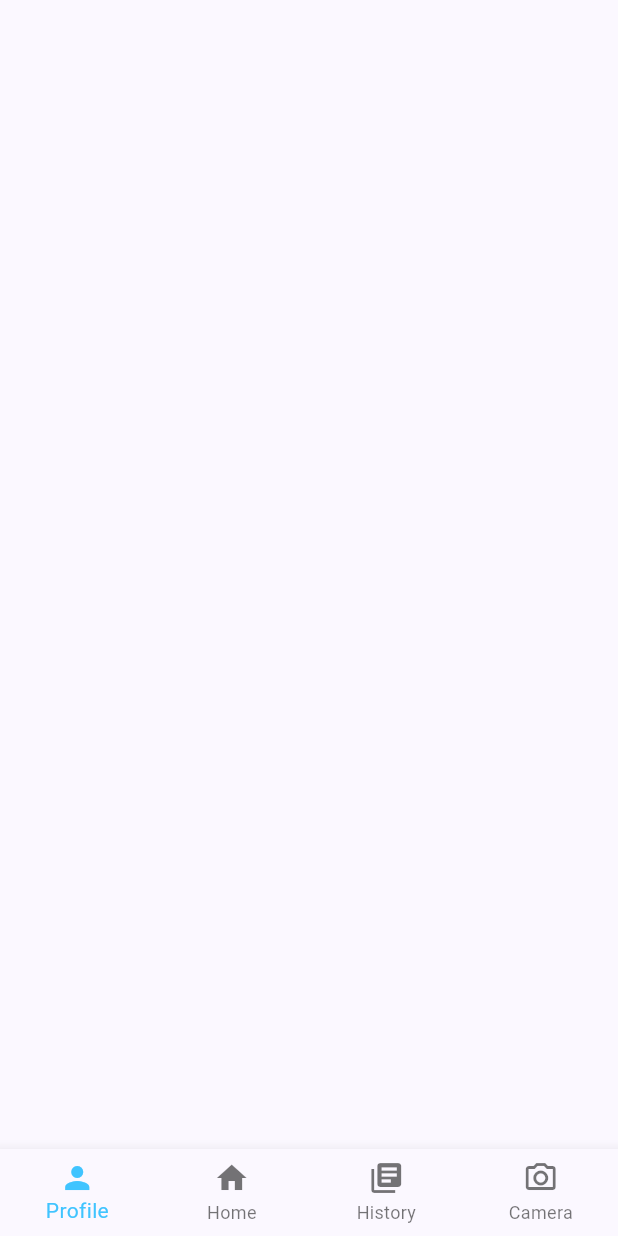
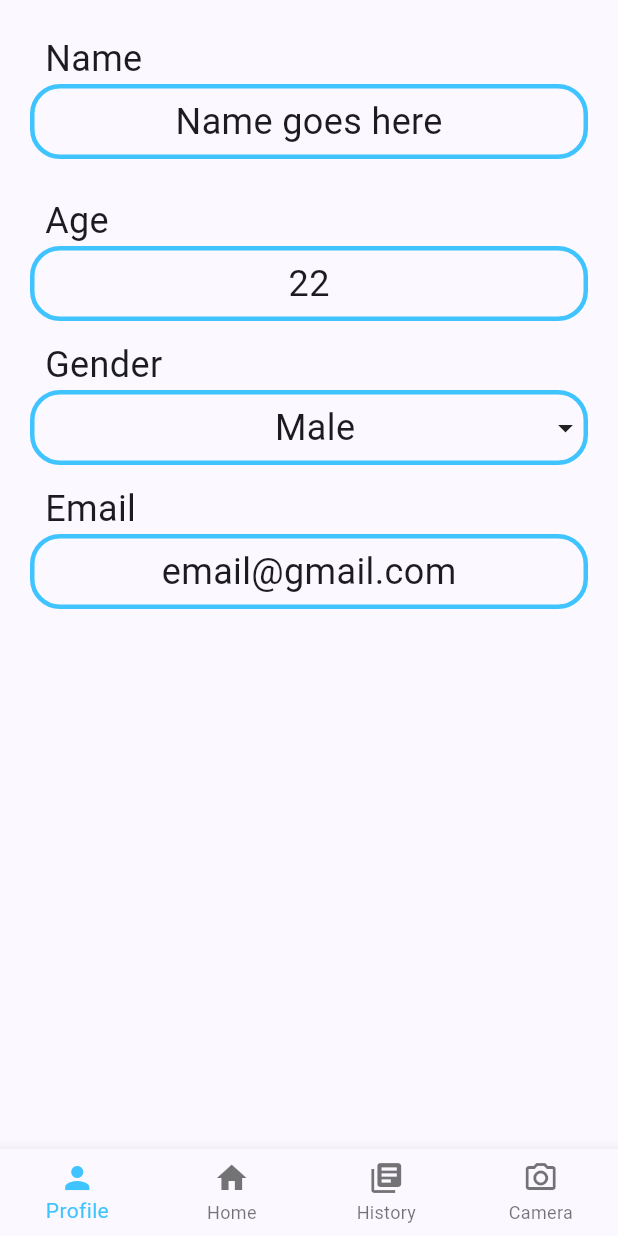
Before and after one commit to JeremyTaraba/alcohol_logger_student, a Flutter app: the ProfileScreen screen opened directly, on a phone screen of 412 x 824 dp. Run offline on Flutter 3.47's test engine with Material 2 defaults, Android fonts, the phone set to English and light mode, and no system bars; our stand-ins replace firebase_auth, firebase_core, flutter_spinkit, modal_progress_hud_nsn, syncfusion_flutter_charts; accounts and stored records are empty.

Commit message:
Working on Profile Screen

```diff
--- a/lib/profile_screen.dart
+++ b/lib/profile_screen.dart
@@ -6,10 +6,92 @@ class ProfileScreen extends StatelessWidget {
 
   @override
   Widget build(BuildContext context) {
-    return Scaffold(
-      body: Container(),
-      bottomNavigationBar: BottomNav(
-        selectedIndex: 0,
+    return Container(
+      color: Colors.white,
+      child: SafeArea(
+        child: Scaffold(
+          body: Padding(
+            padding: const EdgeInsets.only(top: 10.0),
+            child: Column(
+              crossAxisAlignment: CrossAxisAlignment.start,
+              children: [
+                profileData("Name", "Name goes here"),
+                profileData("Age", "22"),
+                const Padding(
+                  padding: EdgeInsets.only(left: 30.0),
+                  child: Text(
+                    "Gender",
+                    style: TextStyle(fontSize: 24),
+                  ),
+                ),
+                Padding(
+                  padding: const EdgeInsets.symmetric(horizontal: 20.0),
+                  child: Container(
+                    width: double.infinity,
+                    height: 50,
+                    decoration: BoxDecoration(
+                      borderRadius: BorderRadius.circular(20),
+                      border:
+                          Border.all(color: Colors.lightBlueAccent, width: 3),
+                    ),
+                    child: Row(
+                      mainAxisAlignment: MainAxisAlignment.spaceBetween,
+                      children: [
+                        SizedBox(
+                          width: 32,
+                        ),
+                        Text(
+                          "Male",
+                          style: TextStyle(fontSize: 24),
+                        ),
+                        Icon(Icons.arrow_drop_down),
+                      ],
+                    ),
+                  ),
+                ),
+                profileData("Email", "email@gmail.com"),
+              ],
+            ),
+          ),
+          bottomNavigationBar: BottomNav(
+            selectedIndex: 0,
+          ),
+        ),
+      ),
+    );
+  }
+
+  Widget profileData(String title, String Data) {
+    return Padding(
+      padding: const EdgeInsets.symmetric(vertical: 12.0),
+      child: Column(
+        crossAxisAlignment: CrossAxisAlignment.start,
+        children: [
+          Padding(
+            padding: const EdgeInsets.only(left: 30.0),
+            child: Text(
+              "$title",
+              style: TextStyle(fontSize: 24),
+            ),
+          ),
+          Padding(
+            padding: const EdgeInsets.symmetric(horizontal: 20.0),
+            child: Container(
+              width: double.infinity,
+              height: 50,
+              decoration: BoxDecoration(
+                borderRadius: BorderRadius.circular(20),
+                border: Border.all(color: Colors.lightBlueAccent, width: 3),
+              ),
+              child: Center(
+                child: Text(
+                  "$Data",
+                  style: TextStyle(fontSize: 24),
+                ),
+              ),
+            ),
+          ),
+        ],
       ),
     );
   }
```
Also changed, not shown: lib/home_screen.dart (+53 -7 lines).
